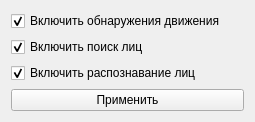
Old version of the form Views/UI/ProcessingWindow.ui in the repository MrDiz2112/home_security.
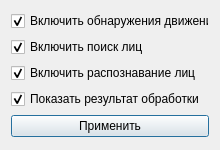
New version of the form.

Commit message: Processing Settings

Diff of the .ui file:
```diff
--- a/Views/UI/ProcessingWindow.ui
+++ b/Views/UI/ProcessingWindow.ui
@@ -1,15 +1,27 @@
 <?xml version="1.0" encoding="UTF-8"?>
 <ui version="4.0">
  <class>processingWindow</class>
- <widget class="QWidget" name="processingWindow">
+ <widget class="QDialog" name="processingWindow">
   <property name="geometry">
    <rect>
     <x>0</x>
     <y>0</y>
-    <width>255</width>
-    <height>113</height>
+    <width>220</width>
+    <height>150</height>
    </rect>
   </property>
+  <property name="minimumSize">
+   <size>
+    <width>220</width>
+    <height>150</height>
+   </size>
+  </property>
+  <property name="maximumSize">
+   <size>
+    <width>220</width>
+    <height>150</height>
+   </size>
+  </property>
   <property name="windowTitle">
    <string>Настройка обработки</string>
   </property>
@@ -44,6 +56,19 @@
      </property>
     </widget>
    </item>
+   <item>
+    <widget class="QCheckBox" name="displayProcessingCheckBox">
+     <property name="enabled">
+      <bool>true</bool>
+     </property>
+     <property name="text">
+      <string>Показать результат обработки</string>
+     </property>
+     <property name="checked">
+      <bool>true</bool>
+     </property>
+    </widget>
+   </item>
    <item>
     <widget class="QPushButton" name="applyButton">
      <property name="text">
```
Left out of the diff: 2 changed lines with no effect on the pictures. The commit also changes 14 other files.
